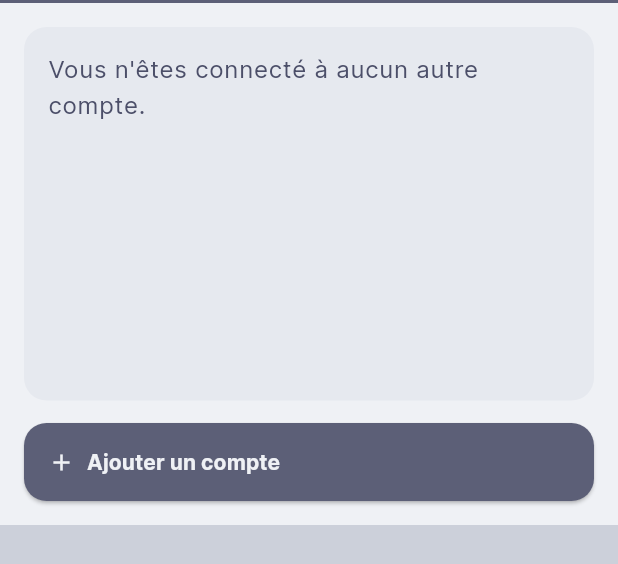
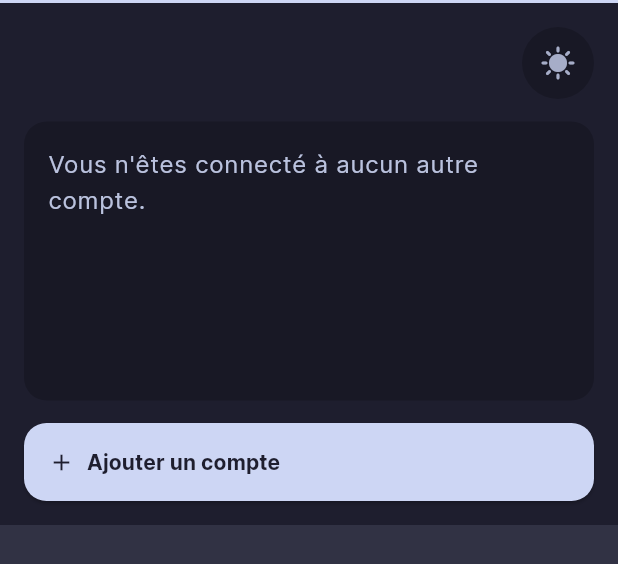
Before and after one commit to DELTSV/hollybike, a Flutter app: the ProfileModal widget shown alone on an empty page, opened directly, on a phone screen of 412 x 824 dp. Shown: the top 564 px of the screen. Run offline on Flutter 3.47's test engine with Material 3 defaults, Android fonts, the phone set to English and light mode, and no system bars; our stand-ins replace auto_route, bloc, flutter_bloc, shared_preferences; accounts and stored records are empty.

Commit message:
Adding theme button

```diff
--- a/packages/app/lib/app/app.dart
+++ b/packages/app/lib/app/app.dart
@@ -1,7 +1,6 @@
 import 'package:flutter/material.dart';
 import 'package:flutter/services.dart';
 import 'package:flutter_bloc/flutter_bloc.dart';
-import 'package:hollybike/auth/bloc/auth_bloc.dart';
 import 'package:hollybike/app/app_router.dart';
 import 'package:hollybike/auth/guards/auth_stream.dart';
 import 'package:hollybike/theme/bloc/theme_bloc.dart';
@@ -23,11 +22,13 @@ class App extends StatelessWidget {
     final appRouter = AppRouter(context: context);
     final authChangeNotifier = AuthStream(context);
 
-    return MaterialApp.router(
-      title: 'Hollybike',
-      theme: BlocProvider.of<ThemeBloc>(context).getThemeData,
-      routerConfig: appRouter.config(
-        reevaluateListenable: authChangeNotifier,
+    return BlocBuilder<ThemeBloc, ThemeState>(
+      builder: (context, state) => MaterialApp.router(
+        title: 'Hollybike',
+        theme: BlocProvider.of<ThemeBloc>(context).getThemeData,
+        routerConfig: appRouter.config(
+          reevaluateListenable: authChangeNotifier,
+        ),
       ),
     );
   }
--- a/packages/app/lib/profile/widgets/profile_modal.dart
+++ b/packages/app/lib/profile/widgets/profile_modal.dart
@@ -1,6 +1,7 @@
 import 'package:flutter/material.dart';
 import 'package:hollybike/profile/widgets/profile_add_session_button.dart';
 import 'package:hollybike/profile/widgets/profile_list.dart';
+import 'package:hollybike/theme/widgets/theme_button.dart';
 
 class ProfileModal extends StatelessWidget {
   const ProfileModal({super.key});
@@ -22,6 +23,13 @@ class ProfileModal extends StatelessWidget {
       child: const SafeArea(
         child: Column(
           children: [
+            Row(
+              mainAxisAlignment: MainAxisAlignment.end,
+              children: [
+                ThemeButton(),
+              ],
+            ),
+            SizedBox(height: 15),
             ProfileList(),
             SizedBox(height: 15),
             ProfileAddSessionButton(),
--- a/packages/app/lib/theme/bloc/theme_bloc.dart
+++ b/packages/app/lib/theme/bloc/theme_bloc.dart
@@ -1,6 +1,5 @@
 import 'package:bloc/bloc.dart';
 import 'package:flutter/material.dart';
-import 'package:meta/meta.dart';
 
 part 'theme_event.dart';
 part 'theme_state.dart';
@@ -17,7 +16,7 @@ class ThemeBloc extends Bloc<ThemeEvent, ThemeState> {
     ),
   );
 
-  ThemeBloc() : super(ThemeInitial()) {
+  ThemeBloc() : super(const ThemeInitial()) {
     on<ThemeSwitch>((event, emit) {
       emit(ThemeSwitched(state));
     });
--- a/packages/app/lib/theme/bloc/theme_state.dart
+++ b/packages/app/lib/theme/bloc/theme_state.dart
@@ -4,11 +4,11 @@ part of 'theme_bloc.dart';
 abstract class ThemeState {
   final bool isDark;
 
-  ThemeState({required this.isDark});
+  const ThemeState({required this.isDark});
 }
 
 class ThemeInitial extends ThemeState {
-  ThemeInitial() : super(isDark: false);
+  const ThemeInitial() : super(isDark: true);
 }
 
 class ThemeSwitched extends ThemeState {
--- /dev/null
+++ b/packages/app/lib/theme/widgets/theme_button.dart
@@ -0,0 +1,30 @@
+import 'package:flutter/material.dart';
+import 'package:flutter_bloc/flutter_bloc.dart';
+import 'package:hollybike/theme/bloc/theme_bloc.dart';
+
+class ThemeButton extends StatelessWidget {
+  const ThemeButton({super.key});
+
+  @override
+  Widget build(BuildContext context) {
+    return BlocBuilder<ThemeBloc, ThemeState>(
+      builder: (context, state) {
+        return IconButton(
+          onPressed: () => _handleTap(context),
+          style: IconButton.styleFrom(
+            backgroundColor: Theme.of(context).colorScheme.primaryContainer,
+            padding: const EdgeInsets.all(12),
+          ),
+          icon: Icon(
+            state.isDark ? Icons.sunny : Icons.nights_stay_sharp,
+            color: Theme.of(context).colorScheme.onPrimaryContainer,
+          ),
+        );
+      },
+    );
+  }
+
+  void _handleTap(BuildContext context) {
+    BlocProvider.of<ThemeBloc>(context).add(ThemeSwitch());
+  }
+}
```
